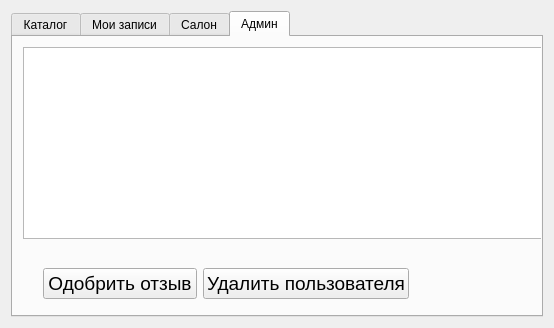
This is ui/MainWindow.ui in Spyddek/BD-sesion2_kurs as Qt 5 draws it before an edit. The edited form follows.
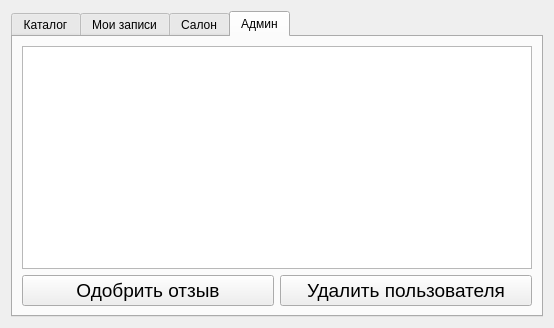
This is the edited form. The open tabs and pages were chosen to show the change.

Commit message: проба 3

What changed in the file:
```diff
--- a/ui/MainWindow.ui
+++ b/ui/MainWindow.ui
@@ -248,30 +248,17 @@
       <attribute name="title">
        <string>Админ</string>
       </attribute>
+      <layout class="QGridLayout" name="gridLayout_3">
+       <item row="0" column="0">
       <widget class="QTableWidget" name="tblUsers">
-       <property name="geometry">
-        <rect>
-         <x>10</x>
-         <y>10</y>
-         <width>521</width>
-         <height>192</height>
-        </rect>
-       </property>
        <property name="font">
         <font>
          <pointsize>14</pointsize>
         </font>
        </property>
       </widget>
-      <widget class="QWidget" name="">
-       <property name="geometry">
-        <rect>
-         <x>30</x>
-         <y>230</y>
-         <width>366</width>
-         <height>33</height>
-        </rect>
-       </property>
+       </item>
+       <item row="1" column="0">
        <layout class="QHBoxLayout" name="horizontalLayout_3">
         <item>
          <widget class="QPushButton" name="btnApproveReview">
@@ -298,7 +285,8 @@
          </widget>
         </item>
        </layout>
-      </widget>
+       </item>
+      </layout>
      </widget>
     </widget>
    </item>
```
Left out of the diff: 60 changed lines with no effect on the pictures. Lines whose indentation alone changed are shown as unchanged. The commit also changes 1 other file.
